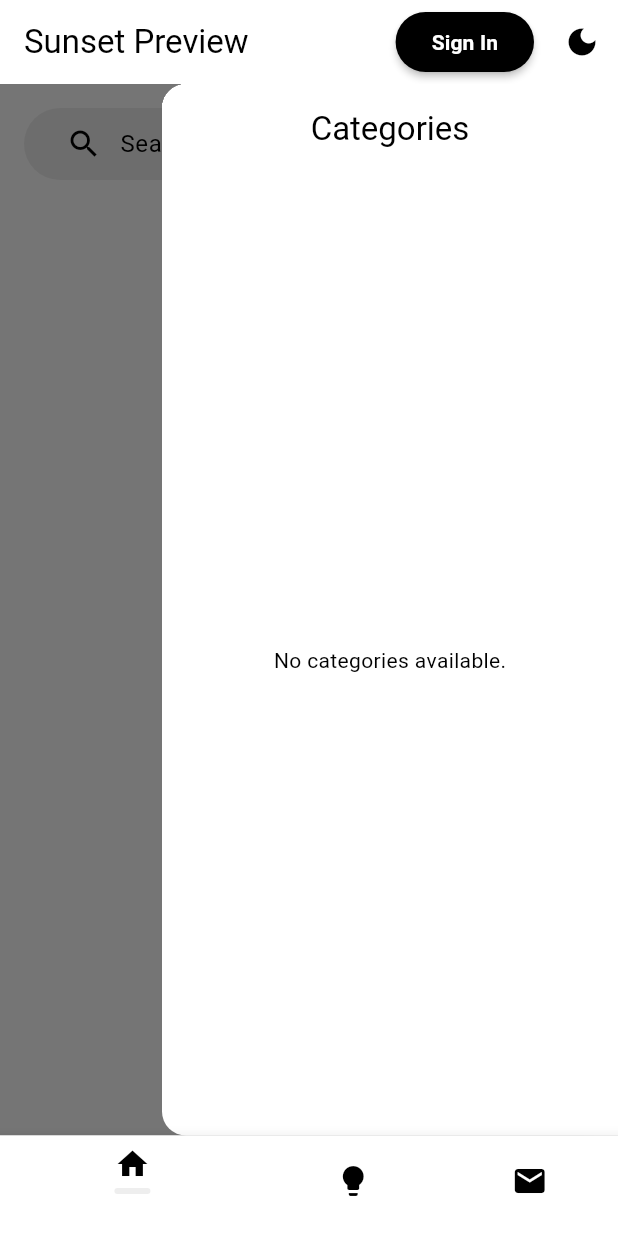
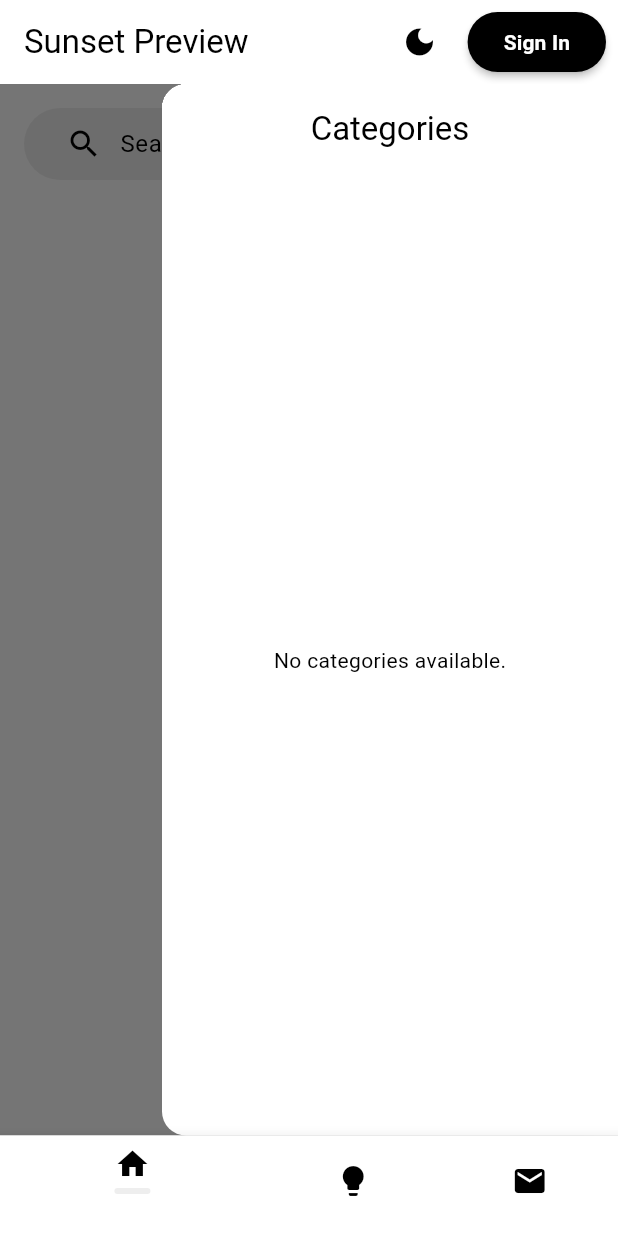
Before and after one commit to muchokisw/sunset, a Flutter app: the screen it shows after launch, in the side drawer, after a tap on the "light mode" icon, on a phone screen of 412 x 824 dp. Run offline on Flutter 3.47's test engine with Material 3 defaults, Android fonts, the phone set to English and light mode, and no system bars; our stand-ins replace cloud_firestore, file_picker, firebase_auth, firebase_core, firebase_storage, logger; missing offline and left inert: dart:html; accounts and stored records are empty.

Commit message:
repositioned sign in button

```diff
--- a/lib/home/home.dart
+++ b/lib/home/home.dart
@@ -46,6 +46,18 @@ class _HomeScreenState extends State<HomeScreen> {
       appBar: AppBar(
         title: const Text('Sunset Preview'), // Updated title
         actions: [
+          ValueListenableBuilder<ThemeMode>(
+            valueListenable: ThemeNotifier.themeMode,
+            builder: (context, mode, _) => IconButton(
+              icon: Icon(
+                mode == ThemeMode.light ? Icons.dark_mode : Icons.light_mode,
+              ),
+              onPressed: () {
+                ThemeNotifier.toggleTheme();
+              },
+            ),
+          ),
+          const SizedBox(width: 8),
             ElevatedButton(
             onPressed: () {
               Navigator.push(
@@ -79,17 +91,6 @@ class _HomeScreenState extends State<HomeScreen> {
             child: const Text('Sign Up'),
           ),
           const SizedBox(width: 8),*/ // Add spacing between buttons
-          ValueListenableBuilder<ThemeMode>(
-            valueListenable: ThemeNotifier.themeMode,
-            builder: (context, mode, _) => IconButton(
-              icon: Icon(
-                mode == ThemeMode.light ? Icons.dark_mode : Icons.light_mode,
-              ),
-              onPressed: () {
-                ThemeNotifier.toggleTheme();
-              },
-            ),
-          ),
         ],
       ),
       body: Row(
```
Also changed, not shown: 1 other file.
